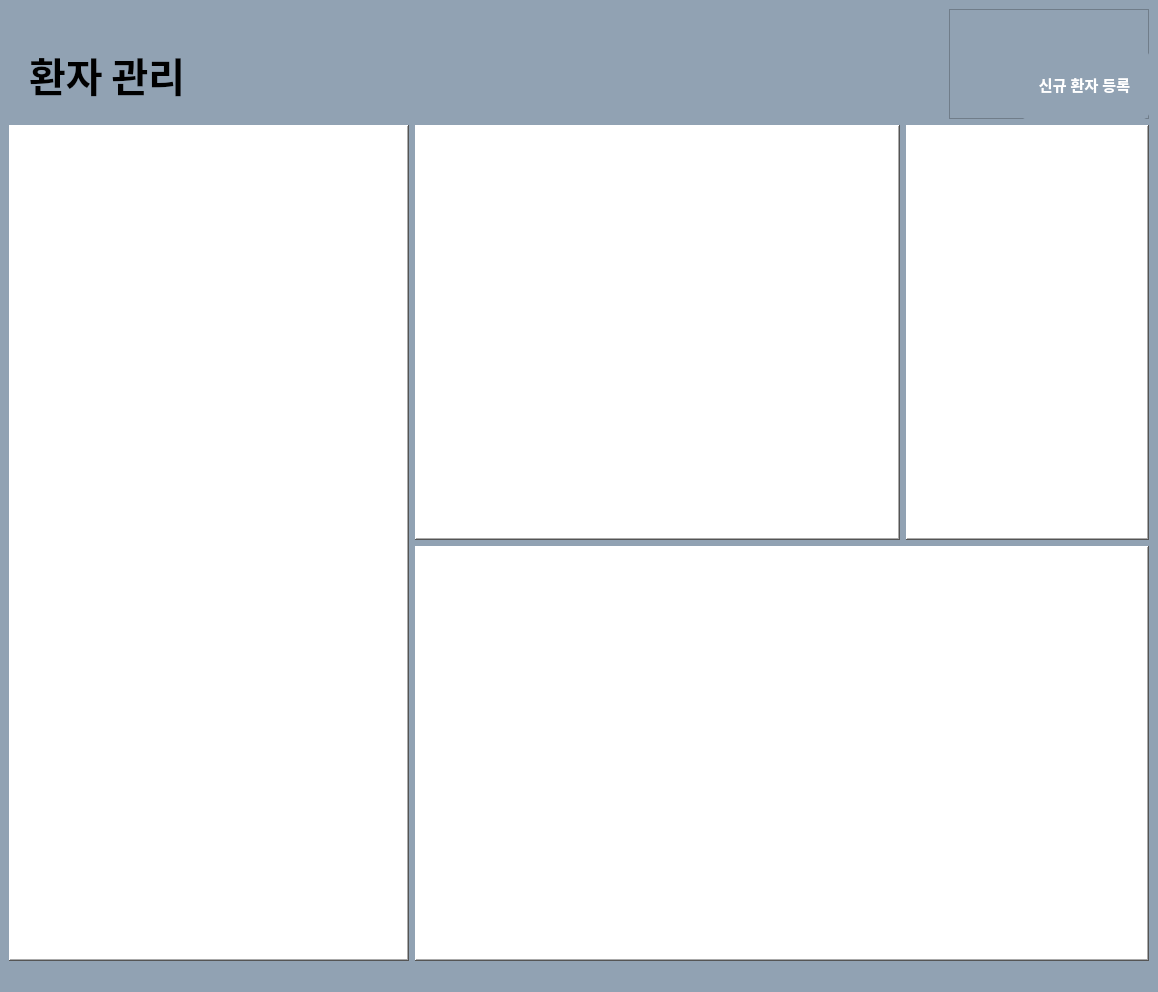
Above: pms/PatientManagementSW/mainwindow.ui from KimYooseon/FinalProject before the change. Below: the same form after it.
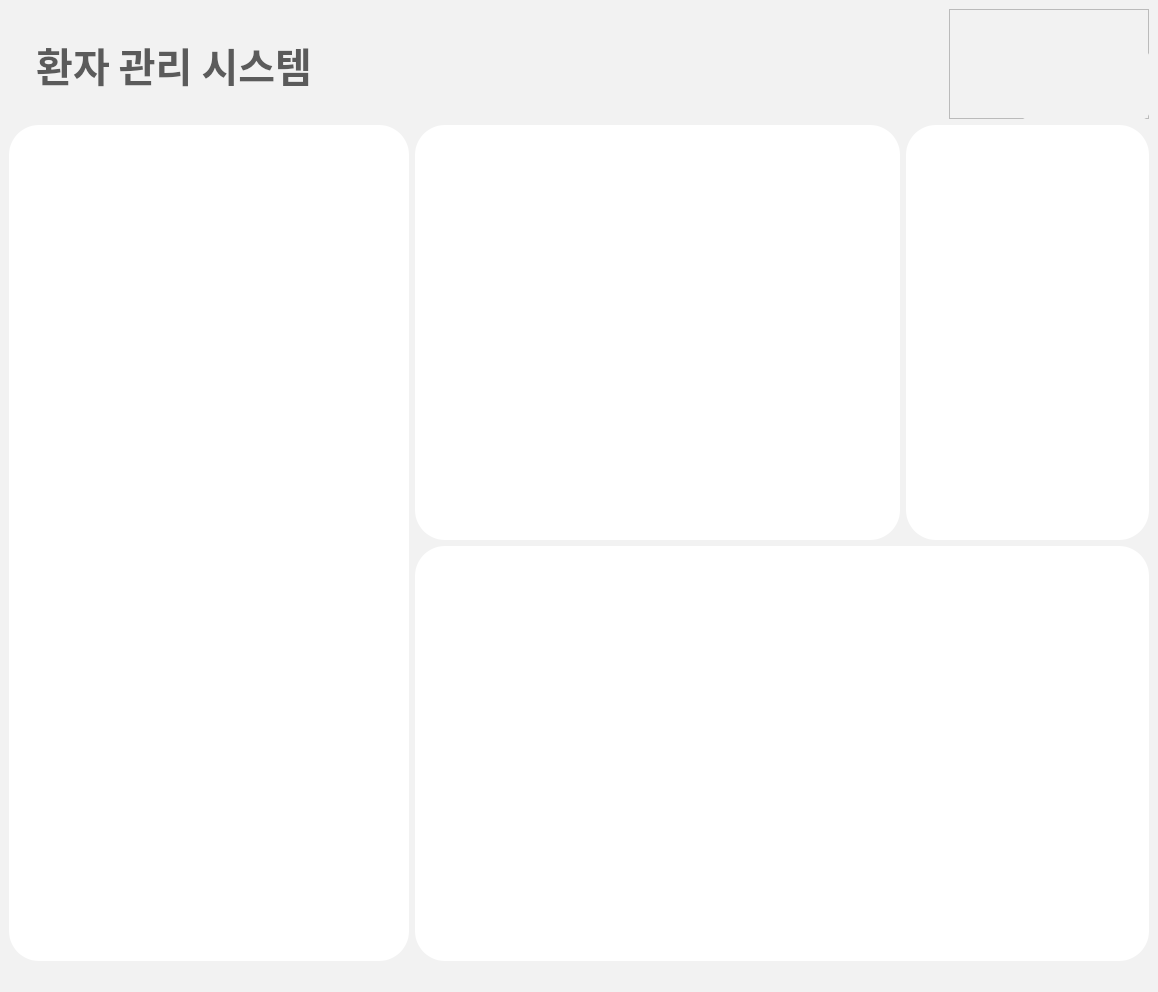
That is the form after the change. Icons and pictures are not drawn.

```diff
--- a/pms/PatientManagementSW/mainwindow.ui
+++ b/pms/PatientManagementSW/mainwindow.ui
@@ -14,52 +14,22 @@
    <string>Patient Management</string>
   </property>
   <property name="styleSheet">
-   <string notr="true">background-color: rgb(145, 162, 179);</string>
+   <string notr="true">background-color: rgb(242, 242, 242);</string>
   </property>
   <widget class="QWidget" name="centralwidget">
    <layout class="QGridLayout" name="gridLayout">
     <item row="0" column="0">
      <layout class="QVBoxLayout" name="verticalLayout_2">
       <item>
-       <layout class="QHBoxLayout" name="horizontalLayout_4">
-        <item>
          <layout class="QHBoxLayout" name="horizontalLayout_3">
-          <item>
-           <spacer name="horizontalSpacer">
-            <property name="orientation">
-             <enum>Qt::Horizontal</enum>
-            </property>
-            <property name="sizeType">
-             <enum>QSizePolicy::Fixed</enum>
-            </property>
-            <property name="sizeHint" stdset="0">
-             <size>
-              <width>20</width>
-              <height>20</height>
-             </size>
-            </property>
-           </spacer>
-          </item>
           <item>
            <widget class="QLabel" name="label">
             <property name="sizePolicy">
-             <sizepolicy hsizetype="Fixed" vsizetype="Fixed">
+           <sizepolicy hsizetype="Preferred" vsizetype="Preferred">
               <horstretch>2</horstretch>
               <verstretch>0</verstretch>
              </sizepolicy>
             </property>
-            <property name="minimumSize">
-             <size>
-              <width>240</width>
-              <height>50</height>
-             </size>
-            </property>
-            <property name="maximumSize">
-             <size>
-              <width>240</width>
-              <height>30</height>
-             </size>
-            </property>
             <property name="baseSize">
              <size>
               <width>240</width>
@@ -74,10 +44,10 @@
              </font>
             </property>
             <property name="styleSheet">
-             <string notr="true"/>
+           <string notr="true">color: rgb(91, 91, 91);</string>
             </property>
             <property name="text">
-             <string>환자 관리</string>
+           <string>   환자 관리 시스템</string>
             </property>
             <property name="alignment">
              <set>Qt::AlignLeading|Qt::AlignLeft|Qt::AlignVCenter</set>
@@ -85,19 +55,17 @@
            </widget>
           </item>
           <item>
-           <spacer name="horizontalSpacer_2">
+         <spacer name="horizontalSpacer">
             <property name="orientation">
              <enum>Qt::Horizontal</enum>
             </property>
             <property name="sizeHint" stdset="0">
              <size>
-              <width>40</width>
+            <width>738</width>
               <height>20</height>
              </size>
             </property>
            </spacer>
-          </item>
-         </layout>
         </item>
         <item>
          <widget class="QFrame" name="enrollFrame">
@@ -156,7 +124,17 @@
 </string>
            </property>
            <property name="text">
-            <string>신규 환자 등록</string>
+            <string/>
+           </property>
+           <property name="icon">
+            <iconset>
+             <normaloff>C:/Users/sun/Downloads/enroll.png</normaloff>C:/Users/sun/Downloads/enroll.png</iconset>
+           </property>
+           <property name="iconSize">
+            <size>
+             <width>50</width>
+             <height>50</height>
+            </size>
            </property>
           </widget>
          </widget>
@@ -173,26 +151,16 @@
             <verstretch>0</verstretch>
            </sizepolicy>
           </property>
-          <property name="minimumSize">
-           <size>
-            <width>400</width>
-            <height>820</height>
-           </size>
-          </property>
           <property name="maximumSize">
            <size>
             <width>400</width>
-            <height>840</height>
-           </size>
-          </property>
-          <property name="baseSize">
-           <size>
-            <width>400</width>
-            <height>800</height>
+            <height>16777215</height>
            </size>
           </property>
           <property name="styleSheet">
-           <string notr="true">background-color: rgb(255, 255, 255);</string>
+           <string notr="true">background-color: rgb(255, 255, 255);
+border-radius: 30px;
+</string>
           </property>
           <property name="frameShape">
            <enum>QFrame::WinPanel</enum>
@@ -227,7 +195,9 @@
                </size>
               </property>
               <property name="styleSheet">
-               <string notr="true">background-color: rgb(255, 255, 255);</string>
+               <string notr="true">background-color: rgb(255, 255, 255);
+border-radius: 30px;
+</string>
               </property>
               <property name="frameShape">
                <enum>QFrame::WinPanel</enum>
@@ -258,7 +228,9 @@
                </size>
               </property>
               <property name="styleSheet">
-               <string notr="true">background-color: rgb(255, 255, 255);</string>
+               <string notr="true">background-color: rgb(255, 255, 255);
+border-radius: 30px;
+</string>
               </property>
               <property name="frameShape">
                <enum>QFrame::WinPanel</enum>
@@ -291,7 +263,9 @@
              </size>
             </property>
             <property name="styleSheet">
-             <string notr="true">background-color: rgb(255, 255, 255);</string>
+             <string notr="true">background-color: rgb(255, 255, 255);
+border-radius: 30px;
+</string>
             </property>
             <property name="frameShape">
              <enum>QFrame::WinPanel</enum>
```
Left out of the diff: 7 changed lines with no effect on the pictures. Lines whose indentation alone changed are shown as unchanged.
